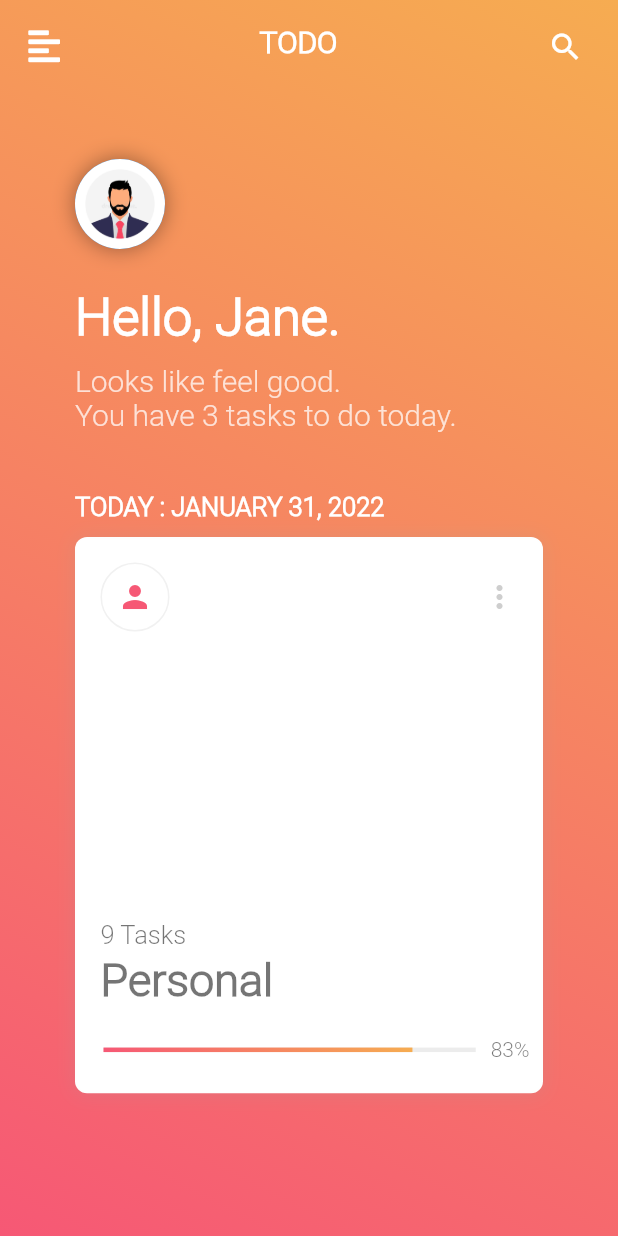
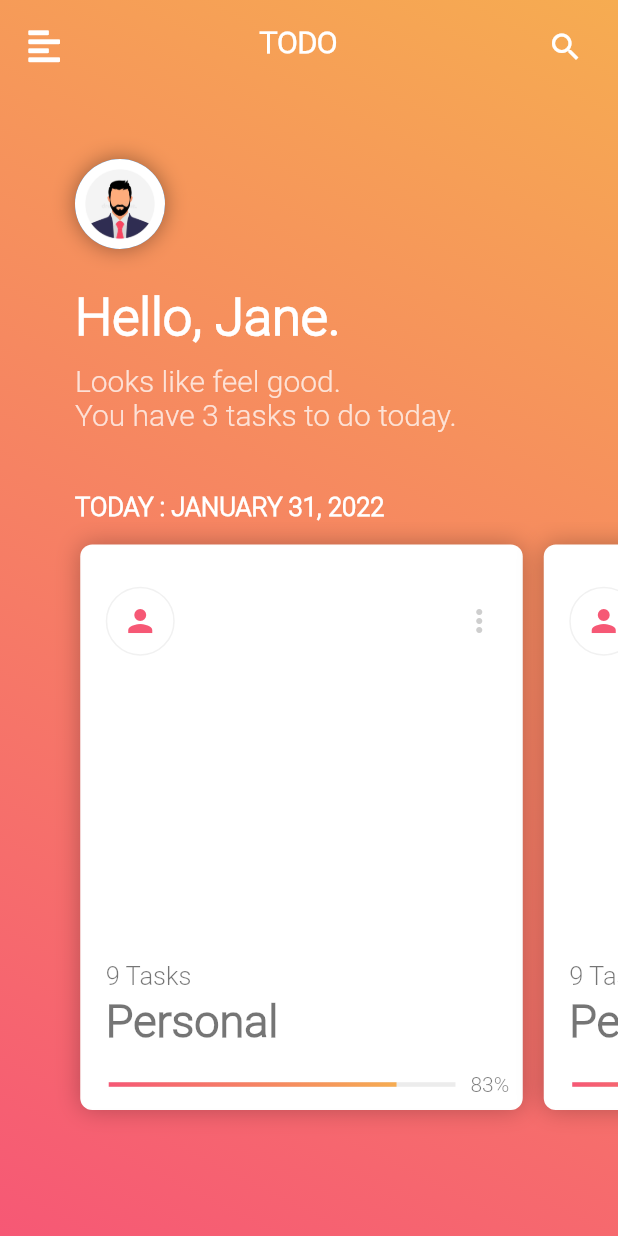
Before and after one commit to RGTechPro/do.it-todo-app-, a Flutter app: the screen it shows after launch, on a phone screen of 412 x 824 dp. Run offline on Flutter 3.47's test engine with Material 2 defaults, Android fonts, the phone set to English and light mode, and no system bars; drawn by our look-alikes of percent_indicator; our stand-ins replace font_awesome_flutter.

Commit message:
major changes

```diff
--- a/lib/sccreens/home_page.dart
+++ b/lib/sccreens/home_page.dart
@@ -1,16 +1,24 @@
 import 'package:flutter/material.dart';
 import 'package:font_awesome_flutter/font_awesome_flutter.dart';
+import 'package:housy_task/constants/size_config.dart';
 import 'package:housy_task/widgets/card.dart';
 
-class HomePage extends StatelessWidget {
+class HomePage extends StatefulWidget {
   const HomePage({Key? key}) : super(key: key);
 
   @override
+  State<HomePage> createState() => _HomePageState();
+}
+
+class _HomePageState extends State<HomePage> {
+  List<Color> GColors = [Color(0xfff6ac51), Color(0xfff65875)];
+  @override
   Widget build(BuildContext context) {
+    SizeConfig().init(context);
     return Container(
       decoration: BoxDecoration(
           gradient: LinearGradient(
-              colors: [Color(0xfff6ac51), Color(0xfff65875)],
+              colors: GColors,
               begin: Alignment.topRight,
               end: Alignment.bottomLeft)),
       child: Scaffold(
@@ -48,8 +56,11 @@ class HomePage extends StatelessWidget {
           ],
           backgroundColor: Colors.transparent,
         ),
-        body: Padding(
-          padding: const EdgeInsets.all(50),
+        body: Column(
+          crossAxisAlignment: CrossAxisAlignment.start,
+          children: [
+            Padding(
+              padding: const EdgeInsets.only(left: 50, right: 50, top: 50),
               child: Column(
                 crossAxisAlignment: CrossAxisAlignment.start,
                 children: [
@@ -58,7 +69,9 @@ class HomePage extends StatelessWidget {
                       shape: BoxShape.circle,
                       boxShadow: [
                         BoxShadow(
-                        blurRadius: 12, color: Colors.black38, spreadRadius: 0)
+                            blurRadius: 12,
+                            color: Colors.black38,
+                            spreadRadius: 0)
                       ],
                     ),
                     child: CircleAvatar(
@@ -105,12 +118,33 @@ class HomePage extends StatelessWidget {
                         fontSize: 17,
                         fontWeight: FontWeight.bold),
                   ),
-              SizedBox(
-                height: 10,
-              ),
-              TaskCard()
                 ],
               ),
+            ),
+            Padding(
+              padding: const EdgeInsets.symmetric(horizontal: 0),
+              child: SizedBox(
+                height: SizeConfig.screenHeight! * 0.5,
+                child: PageView(
+                    controller: PageController(viewportFraction: 0.75),
+                    onPageChanged: (int i) {
+                      setState(() {
+                        if (i == 1) {
+                          GColors = [Color(0xff62aee9), Color(0xff5363e2)];
+                        } else if (i == 2) {
+                          GColors = [Color(0xff4cc1a9), Color(0xff378e7c)];
+                        } else {
+                          GColors = [Color(0xfff6ac51), Color(0xfff65875)];
+                        }
+                      });
+                    },
+                    //shrinkWrap: true,
+                    //  physics: PageScrollPhysics(),
+                    scrollDirection: Axis.horizontal,
+                    children: [TaskCard(), TaskCard(), TaskCard()]),
+              ),
+            )
+          ],
         ),
       ),
     );
--- a/lib/widgets/card.dart
+++ b/lib/widgets/card.dart
@@ -1,5 +1,6 @@
 import 'package:flutter/material.dart';
 import 'package:housy_task/constants/size_config.dart';
+import 'package:housy_task/sccreens/tasks.dart';
 import 'package:percent_indicator/percent_indicator.dart';
 
 class TaskCard extends StatelessWidget {
@@ -8,16 +9,25 @@ class TaskCard extends StatelessWidget {
   @override
   Widget build(BuildContext context) {
     SizeConfig().init(context);
-    return Container(
-      height: SizeConfig.screenHeight! * 0.45,
+
+    return Padding(
+      padding: const EdgeInsets.only(right: 12, top: 15, left: 2, bottom: 20),
+      child: GestureDetector(
+        onTap: () {
+          Navigator.push(
+              context, MaterialPageRoute(builder: (context) => Task()));
+        },
+        child: Container(
+          height: SizeConfig.screenHeight! * 0.46,
+          width: SizeConfig.screenWidth! * 0.7,
           decoration: BoxDecoration(
               color: Colors.white,
               boxShadow: [
                 BoxShadow(
-                color: Colors.grey.withOpacity(0.2),
-                offset: Offset(0, .5),
-                spreadRadius: .1,
-                blurRadius: 10),
+                    color: Colors.black26,
+                    offset: Offset.zero,
+                    spreadRadius: 0,
+                    blurRadius: 13),
               ],
               borderRadius: BorderRadius.all(Radius.circular(8)),
               border: Border.all(color: Colors.grey.withOpacity(.01))),
@@ -26,13 +36,17 @@ class TaskCard extends StatelessWidget {
             child: Column(
               crossAxisAlignment: CrossAxisAlignment.start,
               children: [
-            Row(mainAxisAlignment: MainAxisAlignment.spaceBetween, children: [
+                Expanded(
+                  child: Row(
+                      mainAxisAlignment: MainAxisAlignment.spaceBetween,
+                      children: [
                         Padding(
                           padding: const EdgeInsets.all(8.0),
                           child: Container(
                             decoration: BoxDecoration(
                                 shape: BoxShape.circle,
-                      border: Border.all(color: Colors.grey.withOpacity(.15))),
+                                border: Border.all(
+                                    color: Colors.grey.withOpacity(.15))),
                             child: Padding(
                               padding: const EdgeInsets.all(10),
                               child: Icon(
@@ -50,15 +64,19 @@ class TaskCard extends StatelessWidget {
                           ),
                         ),
                       ]),
+                ),
                 SizedBox(
                   height: SizeConfig.screenHeight! * 0.22,
                 ),
                 Padding(
-              padding: const EdgeInsets.symmetric(horizontal: 8, vertical: 3),
+                  padding:
+                      const EdgeInsets.symmetric(horizontal: 8, vertical: 3),
                   child: Text(
                     '9 Tasks',
                     style: TextStyle(
-                    fontFamily: 'Roboto', color: Colors.black54, fontSize: 17),
+                        fontFamily: 'Roboto',
+                        color: Colors.black54,
+                        fontSize: 17),
                   ),
                 ),
                 Padding(
@@ -73,12 +91,13 @@ class TaskCard extends StatelessWidget {
                   ),
                 ),
                 SizedBox(
-              height: SizeConfig.screenHeight! * 0.025,
+                  height: SizeConfig.screenHeight! * 0.020,
                 ),
                 LinearPercentIndicator(
                   trailing: Text(
                     '83%',
-                style: TextStyle(fontFamily: 'Roboto', color: Colors.black54),
+                    style:
+                        TextStyle(fontFamily: 'Roboto', color: Colors.black54),
                   ),
                   percent: .83,
                   lineHeight: 3,
@@ -91,6 +110,8 @@ class TaskCard extends StatelessWidget {
               ],
             ),
           ),
+        ),
+      ),
     );
   }
 }
```
Also changed, not shown: lib/sccreens/tasks.dart (added, +34 -0 lines). Lines whose indentation alone changed are shown as unchanged.
